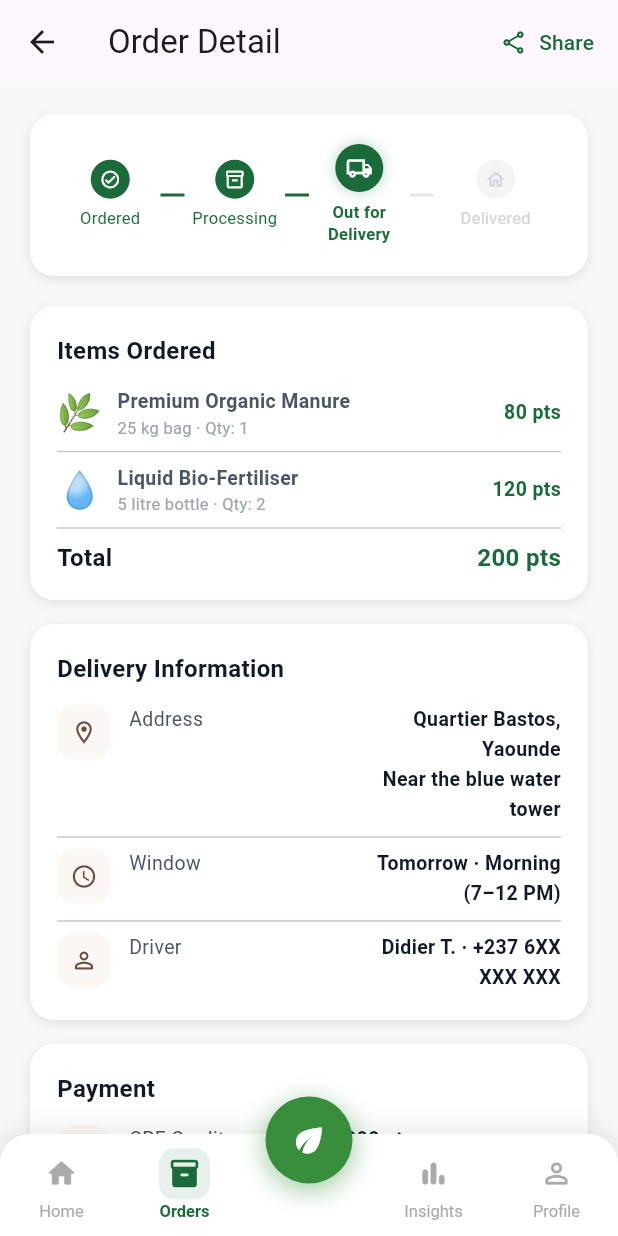
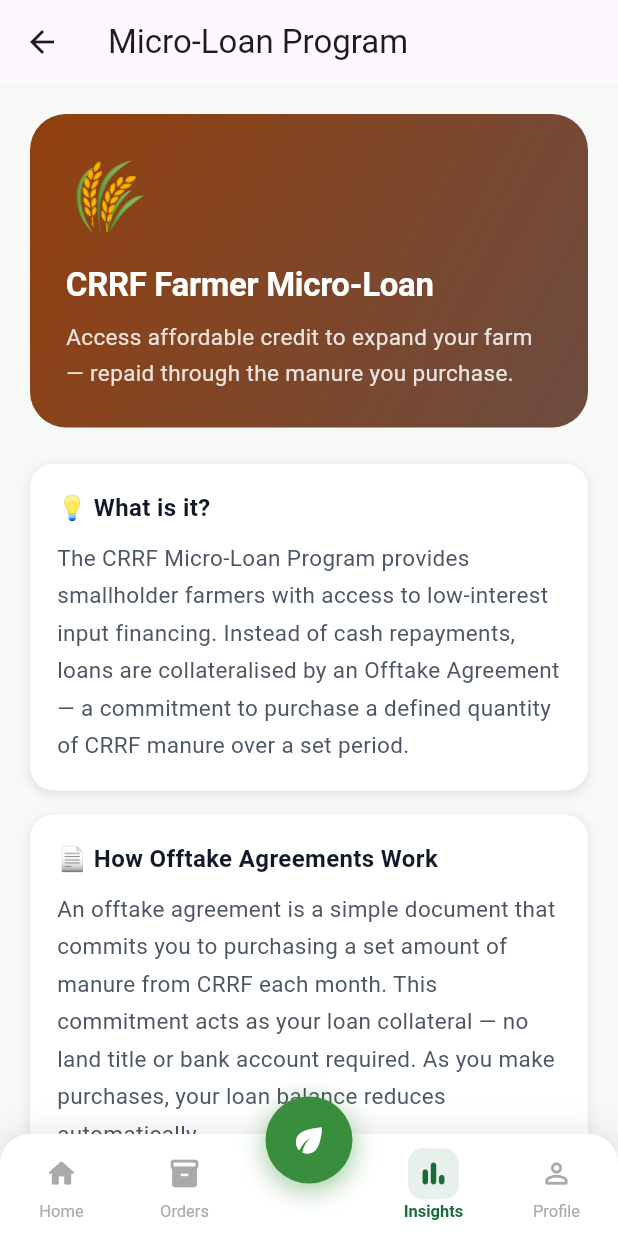
Before and after one commit to Kanjo-Elkamira-Ndi/crrf-mobile-platform, a Flutter app: the screen it shows after launch, on a phone screen of 412 x 824 dp. Run offline on Flutter 3.47's test engine with Material 3 defaults, Android fonts, the phone set to English and light mode, and no system bars; Roboto replaces fonts that are missing (DM Sans).

Commit message:
Created the farmers micro loan info screen

```diff
--- a/mobile_app/lib/main.dart
+++ b/mobile_app/lib/main.dart
@@ -29,7 +29,8 @@
 // import 'package:crrfapp/pages/f05_delivery_details_screen.dart';
 // import 'package:crrfapp/pages/f06_order_confirmation_screen.dart';
 // import 'package:crrfapp/pages/f07_order_history_screen.dart';
-import 'package:crrfapp/pages/f08_order_detail_screen.dart';
+// import 'package:crrfapp/pages/f08_order_detail_screen.dart';
+import 'package:crrfapp/pages/f09_micro_loan_info_screen.dart';
 // import 'package:crrfapp/core/constants/app_constants.dart';
 import 'package:flutter/material.dart';
 
@@ -76,8 +77,9 @@
       // home: const CartScreen(),
       // home: const DeliveryDetailsScreen(),
       // home: const OrderConfirmationScreen(),
-      home: const OrderDetailScreen(orderId: "123"),
+      // home: const OrderDetailScreen(orderId: "123"),
       // home: const OrderHistoryScreen(),
+      home: const MicroLoanInfoScreen(),
     );
   }
 }
--- /dev/null
+++ b/mobile_app/lib/pages/f09_micro_loan_info_screen.dart
@@ -0,0 +1,391 @@
+import 'package:flutter/material.dart';
+import '../../../core/theme/app_colors.dart';
+import '../../../core/theme/app_text_styles.dart';
+import '../../../core/constants/app_constants.dart';
+import '../../../widgets/common_widgets.dart';
+
+// ═════════════════════════════════════════════════════════════
+// F-09 — Micro-Loan Info Screen
+// ═════════════════════════════════════════════════════════════
+/// Read-only informational screen explaining:
+///   • What the micro-loan program is
+///   • Eligibility criteria
+///   • How offtake agreements work
+///   • "Express Interest" button — sends email, no in-app application for MVP
+class MicroLoanInfoScreen extends StatelessWidget {
+  const MicroLoanInfoScreen({super.key});
+
+  @override
+  Widget build(BuildContext context) {
+    return FarmerScaffold(
+      currentTab: FarmerNavTab.insights,
+      body: Scaffold(
+        backgroundColor: AppColors.background,
+        appBar: AppBar(
+          title: const Text('Micro-Loan Program'),
+          leading: const BackButton(),
+        ),
+        body: ListView(
+          padding: const EdgeInsets.all(20),
+          children: [
+            // ── Hero banner ───────────────────────────────────────
+            Container(
+              width: double.infinity,
+              padding: const EdgeInsets.all(24),
+              decoration: BoxDecoration(
+                gradient: const LinearGradient(
+                  colors: [Color(0xFF92400E), AppColors.earthBrown],
+                  begin: Alignment.topLeft,
+                  end: Alignment.bottomRight,
+                ),
+                borderRadius: BorderRadius.circular(AppConstants.radiusXL),
+              ),
+              child: Column(
+                crossAxisAlignment: CrossAxisAlignment.start,
+                children: [
+                  const Text('🌾', style: TextStyle(fontSize: 44)),
+                  const SizedBox(height: 12),
+                  Text(
+                    'CRRF Farmer Micro-Loan',
+                    style: AppTextStyles.h2.copyWith(color: AppColors.white),
+                  ),
+                  const SizedBox(height: 8),
+                  Text(
+                    'Access affordable credit to expand your farm — repaid through the manure you purchase.',
+                    style: AppTextStyles.body.copyWith(
+                      color: AppColors.white.withValues(alpha: 0.85),
+                      height: 1.6,
+                    ),
+                  ),
+                ],
+              ),
+            ),
+
+            const SizedBox(height: 24),
+
+            // ── What is it ────────────────────────────────────────
+            _InfoSection(
+              title: '💡 What is it?',
+              content:
+                  'The CRRF Micro-Loan Program provides smallholder farmers with access to low-interest input financing. Instead of cash repayments, loans are collateralised by an Offtake Agreement — a commitment to purchase a defined quantity of CRRF manure over a set period.',
+            ),
+
+            const SizedBox(height: 16),
+
+            // ── How offtake agreements work ───────────────────────
+            _InfoSection(
+              title: '📄 How Offtake Agreements Work',
+              content:
+                  'An offtake agreement is a simple document that commits you to purchasing a set amount of manure from CRRF each month. This commitment acts as your loan collateral — no land title or bank account required. As you make purchases, your loan balance reduces automatically.',
+            ),
+
+            const SizedBox(height: 16),
+
+            // ── Eligibility ───────────────────────────────────────
+            Text('✅ Eligibility Criteria', style: AppTextStyles.h4),
+            const SizedBox(height: 12),
+            ...[
+              'At least 3 completed manure orders with CRRF',
+              'Verified farm address in a CRRF service district',
+              'Active CRRF Farmer account (phone verified)',
+              'No outstanding cancelled orders in the past 90 days',
+              'Minimum farm size: 0.5 hectares',
+            ].map(
+              (c) => Padding(
+                padding: const EdgeInsets.symmetric(vertical: 5),
+                child: Row(
+                  crossAxisAlignment: CrossAxisAlignment.start,
+                  children: [
+                    Container(
+                      margin: const EdgeInsets.only(top: 5),
+                      width: 20,
+                      height: 20,
+                      decoration: const BoxDecoration(
+                        color: AppColors.successLight,
+                        shape: BoxShape.circle,
+                      ),
+                      child: const Icon(
+                        Icons.check_rounded,
+                        color: AppColors.successGreen,
+                        size: 13,
+                      ),
+                    ),
+                    const SizedBox(width: 10),
+                    Expanded(
+                      child: Text(
+                        c,
+                        style: AppTextStyles.bodySmall.copyWith(
+                          color: AppColors.textPrimary,
+                        ),
+                      ),
+                    ),
+                  ],
+                ),
+              ),
+            ),
+
+            const SizedBox(height: 24),
+
+            // ── Loan tiers ────────────────────────────────────────
+            Text('💰 Available Loan Tiers', style: AppTextStyles.h4),
+            const SizedBox(height: 12),
+            ...[
+              _LoanTier(
+                tier: 'Starter',
+                amount: 'XAF 25,000',
+                term: '3 months',
+                commitment: '25 kg/month',
+              ),
+              _LoanTier(
+                tier: 'Growth',
+                amount: 'XAF 75,000',
+                term: '6 months',
+                commitment: '50 kg/month',
+              ),
+              _LoanTier(
+                tier: 'Expansion',
+                amount: 'XAF 150,000',
+                term: '12 months',
+                commitment: '100 kg/month',
+              ),
+            ].map((t) => _LoanTierCard(tier: t)),
+
+            const SizedBox(height: 20),
+
+            const CalloutCard(
+              message:
+                  'Interest rate: 5% flat per annum — significantly below commercial microfinance rates in Cameroon.',
+              type: CalloutType.success,
+            ),
+
+            const SizedBox(height: 24),
+
+            // ── FAQ ───────────────────────────────────────────────
+            Text('Frequently Asked Questions', style: AppTextStyles.h4),
+            const SizedBox(height: 12),
+            ...[
+              _LoanFaq(
+                'Is my farm data shared with banks?',
+                'No. CRRF manages all loan administration internally. Your data is never shared with third-party financial institutions without your explicit consent.',
+              ),
+              _LoanFaq(
+                'What happens if I miss a purchase?',
+                'Missed monthly purchases are flagged after 7 days. CRRF will contact you to discuss alternatives before any default action is taken.',
+              ),
+              _LoanFaq(
+                'Can I apply entirely in the app?',
+                'Not yet. In-app loan application will be available in a future update. For now, express your interest below and our team will contact you within 3 business days.',
+              ),
+            ].map((f) => _FaqTile(faq: f)),
+
+            const SizedBox(height: 28),
+
+            // ── CTA ───────────────────────────────────────────────
+            CrrfPrimaryButton(
+              label: 'Express Interest',
+              onPressed: () {
+                // TODO: launch mailto: or open expression of interest form
+                ScaffoldMessenger.of(context).showSnackBar(
+                  const SnackBar(
+                    content: Text(
+                      'Thank you! Our team will contact you within 3 business days.',
+                    ),
+                  ),
+                );
+              },
+              leadingIcon: Icons.send_rounded,
+            ),
+            const SizedBox(height: 12),
+            CrrfSecondaryButton(
+              label: 'Back to Dashboard',
+              onPressed: () => Navigator.of(
+                context,
+              ).pushNamedAndRemoveUntil(AppRoutes.farmerHome, (_) => false),
+            ),
+            const SizedBox(height: 32),
+          ],
+        ),
+      ),
+    );
+  }
+}
+
+// ─── Info section ─────────────────────────────────────────────
+class _InfoSection extends StatelessWidget {
+  final String title, content;
+  const _InfoSection({required this.title, required this.content});
+
+  @override
+  Widget build(BuildContext context) {
+    return Container(
+      padding: const EdgeInsets.all(18),
+      decoration: BoxDecoration(
+        color: AppColors.white,
+        borderRadius: BorderRadius.circular(AppConstants.radiusL),
+        boxShadow: const [
+          BoxShadow(
+            color: AppColors.shadow,
+            blurRadius: 6,
+            offset: Offset(0, 2),
+          ),
+        ],
+      ),
+      child: Column(
+        crossAxisAlignment: CrossAxisAlignment.start,
+        children: [
+          Text(title, style: AppTextStyles.h4),
+          const SizedBox(height: 10),
+          Text(
+            content,
+            style: AppTextStyles.body.copyWith(
+              color: AppColors.textSecondary,
+              height: 1.65,
+            ),
+          ),
+        ],
+      ),
+    );
+  }
+}
+
+// ─── Loan tier model + card ───────────────────────────────────
+class _LoanTier {
+  final String tier, amount, term, commitment;
+  const _LoanTier({
+    required this.tier,
+    required this.amount,
+    required this.term,
+    required this.commitment,
+  });
+}
+
+class _LoanTierCard extends StatelessWidget {
+  final _LoanTier tier;
+  const _LoanTierCard({required this.tier});
+
+  @override
+  Widget build(BuildContext context) {
+    return Container(
+      margin: const EdgeInsets.only(bottom: 10),
+      padding: const EdgeInsets.all(16),
+      decoration: BoxDecoration(
+        color: AppColors.white,
+        borderRadius: BorderRadius.circular(AppConstants.radiusL),
+        border: Border.all(color: AppColors.borderBrown),
+        boxShadow: const [
+          BoxShadow(
+            color: AppColors.shadow,
+            blurRadius: 4,
+            offset: Offset(0, 2),
+          ),
+        ],
+      ),
+      child: Row(
+        children: [
+          Container(
+            width: 44,
+            height: 44,
+            decoration: BoxDecoration(
+              color: AppColors.brownLighter,
+              borderRadius: BorderRadius.circular(AppConstants.radiusM),
+            ),
+            child: const Icon(
+              Icons.account_balance_rounded,
+              color: AppColors.earthBrown,
+              size: 22,
+            ),
+          ),
+          const SizedBox(width: 14),
+          Expanded(
+            child: Column(
+              crossAxisAlignment: CrossAxisAlignment.start,
+              children: [
+                Text(
+                  '${tier.tier} Loan',
+                  style: AppTextStyles.bodySmall.copyWith(
+                    fontWeight: FontWeight.w700,
+                  ),
+                ),
+                Text(
+                  '${tier.term} · ${tier.commitment} commitment',
+                  style: AppTextStyles.caption.copyWith(
+                    color: AppColors.textSecondary,
+                  ),
+                ),
+              ],
+            ),
+          ),
+          Text(
+            tier.amount,
+            style: AppTextStyles.h4.copyWith(color: AppColors.earthBrown),
+          ),
+        ],
+      ),
+    );
+  }
+}
+
+// ─── FAQ tile ─────────────────────────────────────────────────
+class _LoanFaq {
+  final String q, a;
+  const _LoanFaq(this.q, this.a);
+}
+
+class _FaqTile extends StatefulWidget {
+  final _LoanFaq faq;
+  const _FaqTile({required this.faq});
+
+  @override
+  State<_FaqTile> createState() => _FaqTileState();
+}
+
+class _FaqTileState extends State<_FaqTile> {
+  bool _expanded = false;
+
+  @override
+  Widget build(BuildContext context) {
+    return Container(
+      margin: const EdgeInsets.only(bottom: 8),
+      decoration: BoxDecoration(
+        color: AppColors.white,
+        borderRadius: BorderRadius.circular(AppConstants.radiusL),
+        boxShadow: const [
+          BoxShadow(
+            color: AppColors.shadow,
+            blurRadius: 4,
+            offset: Offset(0, 1),
+          ),
+        ],
+      ),
+      child: Theme(
+        data: Theme.of(context).copyWith(dividerColor: Colors.transparent),
+        child: ExpansionTile(
+          title: Text(
+            widget.faq.q,
+            style: AppTextStyles.bodySmall.copyWith(
+              fontWeight: FontWeight.w600,
+              color: AppColors.textPrimary,
+            ),
+          ),
+          trailing: Icon(
+            _expanded ? Icons.remove_rounded : Icons.add_rounded,
+            color: AppColors.earthBrown,
+            size: 20,
+          ),
+          onExpansionChanged: (v) => setState(() => _expanded = v),
+          tilePadding: const EdgeInsets.symmetric(horizontal: 16, vertical: 4),
+          childrenPadding: const EdgeInsets.fromLTRB(16, 0, 16, 16),
+          children: [
+            Text(
+              widget.faq.a,
+              style: AppTextStyles.bodySmall.copyWith(
+                color: AppColors.textSecondary,
+                height: 1.6,
+              ),
+            ),
+          ],
+        ),
+      ),
+    );
+  }
+}
```
